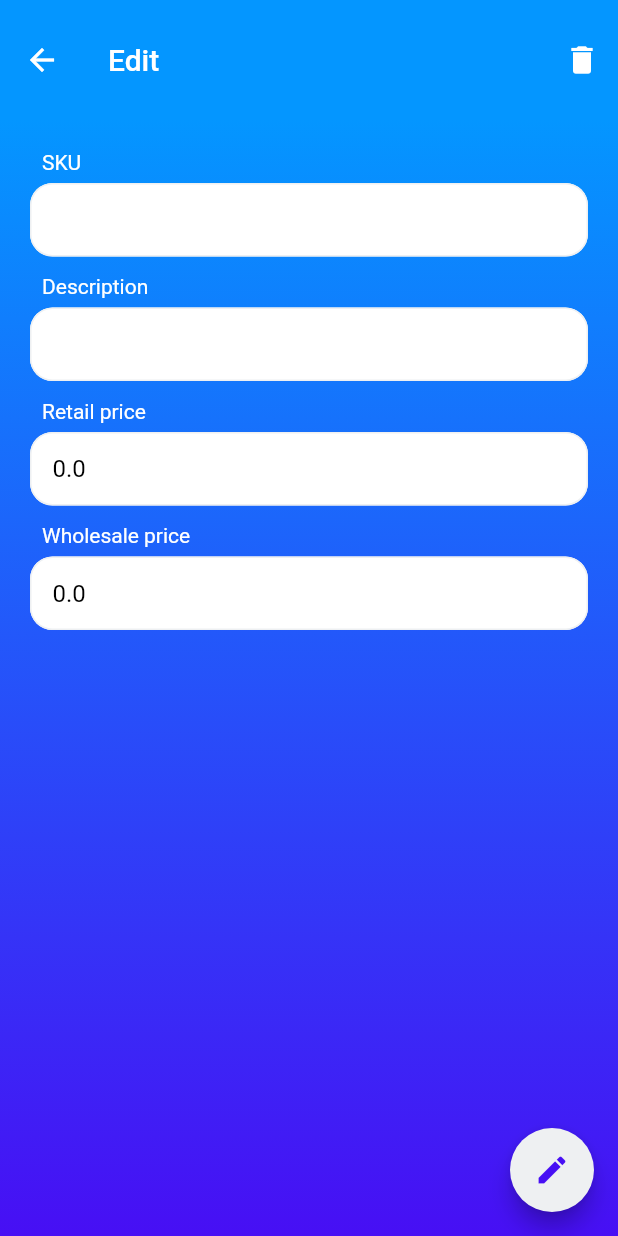
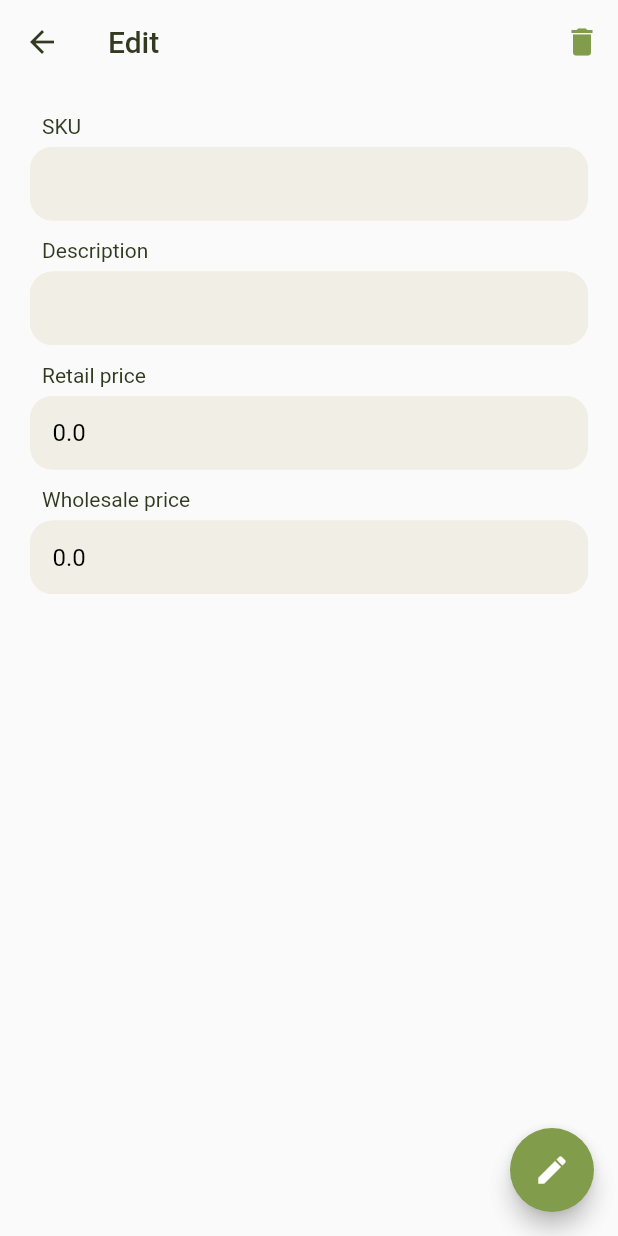
Before and after one commit to jeremieBitancor/presyo, a Flutter app: the EditProduct screen opened directly with empty values, on a phone screen of 412 x 824 dp. Run offline on Flutter 3.47's test engine with Material 2 defaults, Android fonts, the phone set to English and light mode, and no system bars; our stand-ins replace cloud_firestore, firebase_core, font_awesome_flutter; missing offline and left inert: barcode_scan; accounts and stored records are empty.

Commit message:
Change ui color

```diff
--- a/lib/view/edit_product.dart
+++ b/lib/view/edit_product.dart
@@ -31,18 +31,19 @@ class _EditProductState extends State<EditProduct> {
     return Scaffold(
       key: scaffoldKey,
       appBar: AppBar(
-        backgroundColor: Color(0xFF0496FF),
+        brightness: Brightness.light,
+        backgroundColor: Colors.transparent,
         elevation: 0,
-        toolbarHeight: 80,
-        iconTheme: IconThemeData(color: Colors.white),
+        // toolbarHeight: 80,
+        iconTheme: IconThemeData(color: Color(0xFF323B20)),
         title: Text(
           'Edit',
-          style: TextStyle(color: Colors.white),
+          style: TextStyle(color: Color(0xFF323B20)),
         ),
         actions: [
           IconButton(
             icon: Icon(Icons.delete),
-            color: Colors.white,
+            color: Color(0xFF819C4B),
             onPressed: () {
               deleteProductDialog(context, widget.product);
             },
@@ -51,12 +52,6 @@ class _EditProductState extends State<EditProduct> {
       ),
       body: Container(
         height: MediaQuery.of(context).size.height,
-        decoration: BoxDecoration(
-            gradient: LinearGradient(
-                colors: [Color(0xFF0496FF), Color(0xFF470FF4)],
-                begin: Alignment.topCenter,
-                end: Alignment.bottomCenter)
-                ),
         padding: EdgeInsets.all(20),
         child: Form(
           key: formKey,
@@ -71,7 +66,7 @@ class _EditProductState extends State<EditProduct> {
                       padding: const EdgeInsets.only(left: 8),
                       child: Text(
                         'SKU',
-                        style: TextStyle(color: Colors.white),
+                        style: TextStyle(color: Color(0xFF323B20)),
                       ),
                     ),
                     Container(
@@ -82,15 +77,15 @@ class _EditProductState extends State<EditProduct> {
                         style: TextStyle(color: Colors.black),
                         decoration: InputDecoration(
                           filled: true,
-                          fillColor: Colors.white,
+                          fillColor: Color(0xFFF1EEE5),
                           isDense: true,
                           contentPadding: EdgeInsets.all(15),
                           enabledBorder: OutlineInputBorder(
-                            borderSide: BorderSide(color: Color(0xFFEEF0F2)),
+                            borderSide: BorderSide(color: Color(0xFFF1EEE5)),
                             borderRadius: BorderRadius.circular(15),
                           ),
                           focusedBorder: OutlineInputBorder(
-                            borderSide: BorderSide(color: Colors.white),
+                            borderSide: BorderSide(color: Color(0xFFF1EEE5)),
                             borderRadius: BorderRadius.circular(15),
                           ),
                         ),
@@ -104,7 +99,7 @@ class _EditProductState extends State<EditProduct> {
                     Padding(
                       padding: const EdgeInsets.only(left: 8.0),
                       child: Text('Description',
-                          style: TextStyle(color: Colors.white)),
+                          style: TextStyle(color: Color(0xFF323B20))),
                     ),
                     Container(
                       margin: EdgeInsets.only(bottom: 12, top: 6),
@@ -124,15 +119,15 @@ class _EditProductState extends State<EditProduct> {
                         style: TextStyle(color: Colors.black),
                         decoration: InputDecoration(
                           filled: true,
-                          fillColor: Colors.white,
+                          fillColor: Color(0xFFF1EEE5),
                           isDense: true,
                           contentPadding: EdgeInsets.all(15),
                           enabledBorder: OutlineInputBorder(
-                            borderSide: BorderSide(color: Color(0xFFEEF0F2)),
+                            borderSide: BorderSide(color: Color(0xFFF1EEE5)),
                             borderRadius: BorderRadius.circular(15),
                           ),
                           focusedBorder: OutlineInputBorder(
-                            borderSide: BorderSide(color: Colors.white),
+                            borderSide: BorderSide(color: Color(0xFFF1EEE5)),
                             borderRadius: BorderRadius.circular(15),
                           ),
                         ),
@@ -147,7 +142,7 @@ class _EditProductState extends State<EditProduct> {
                       padding: const EdgeInsets.only(left: 8.0),
                       child: Text(
                         'Retail price',
-                        style: TextStyle(color: Colors.white),
+                        style: TextStyle(color: Color(0xFF323B20)),
                       ),
                     ),
                     Container(
@@ -165,19 +160,20 @@ class _EditProductState extends State<EditProduct> {
                           formKey.currentState.save();
                           return null;
                         },
-                        keyboardType: TextInputType.number,
+                        keyboardType:
+                            TextInputType.numberWithOptions(decimal: true),
                         style: TextStyle(color: Colors.black),
                         decoration: InputDecoration(
                           filled: true,
-                          fillColor: Colors.white,
+                          fillColor: Color(0xFFF1EEE5),
                           isDense: true,
                           contentPadding: EdgeInsets.all(15),
                           enabledBorder: OutlineInputBorder(
-                            borderSide: BorderSide(color: Color(0xFFEEF0F2)),
+                            borderSide: BorderSide(color: Color(0xFFF1EEE5)),
                             borderRadius: BorderRadius.circular(15),
                           ),
                           focusedBorder: OutlineInputBorder(
-                            borderSide: BorderSide(color: Colors.white),
+                            borderSide: BorderSide(color: Color(0xFFF1EEE5)),
                             borderRadius: BorderRadius.circular(15),
                           ),
                         ),
@@ -192,7 +188,7 @@ class _EditProductState extends State<EditProduct> {
                       padding: const EdgeInsets.only(left: 8.0),
                       child: Text(
                         'Wholesale price',
-                        style: TextStyle(color: Colors.white),
+                        style: TextStyle(color: Color(0xFF323B20)),
                       ),
                     ),
                     Container(
@@ -210,19 +206,20 @@ class _EditProductState extends State<EditProduct> {
                         onSaved: (value) {
                           wholesalePrice = double.parse(value);
                         },
-                        keyboardType: TextInputType.number,
+                        keyboardType:
+                            TextInputType.numberWithOptions(decimal: true),
                         style: TextStyle(color: Colors.black),
                         decoration: InputDecoration(
                           filled: true,
-                          fillColor: Colors.white,
+                          fillColor: Color(0xFFF1EEE5),
                           isDense: true,
                           contentPadding: EdgeInsets.all(15),
                           enabledBorder: OutlineInputBorder(
-                            borderSide: BorderSide(color: Color(0xFFEEF0F2)),
+                            borderSide: BorderSide(color: Color(0xFFF1EEE5)),
                             borderRadius: BorderRadius.circular(15),
                           ),
                           focusedBorder: OutlineInputBorder(
-                            borderSide: BorderSide(color: Colors.white),
+                            borderSide: BorderSide(color: Color(0xFFF1EEE5)),
                             borderRadius: BorderRadius.circular(15),
                           ),
                         ),
@@ -236,7 +233,7 @@ class _EditProductState extends State<EditProduct> {
         ),
       ),
       floatingActionButton: FloatingActionButton(
-        backgroundColor: Color(0xFFEEF0F2),
+        backgroundColor: Color(0xFF819C4B),
         onPressed: () {
           if (formKey.currentState.validate()) {
             List<String> newIndexString = [];
@@ -270,10 +267,9 @@ class _EditProductState extends State<EditProduct> {
           }
         },
         child: isLoading
-            ? CircularProgressIndicator(backgroundColor: Color(0xFF470FF4))
+            ? CircularProgressIndicator(backgroundColor: Colors.white)
             : Icon(
                 Icons.edit,
-                color: Color(0xFF470FF4),
               ),
       ),
     );
```
Also changed, not shown: lib/view/add_product.dart (+23 -22 lines), lib/view/search.dart (+20 -21 lines).
